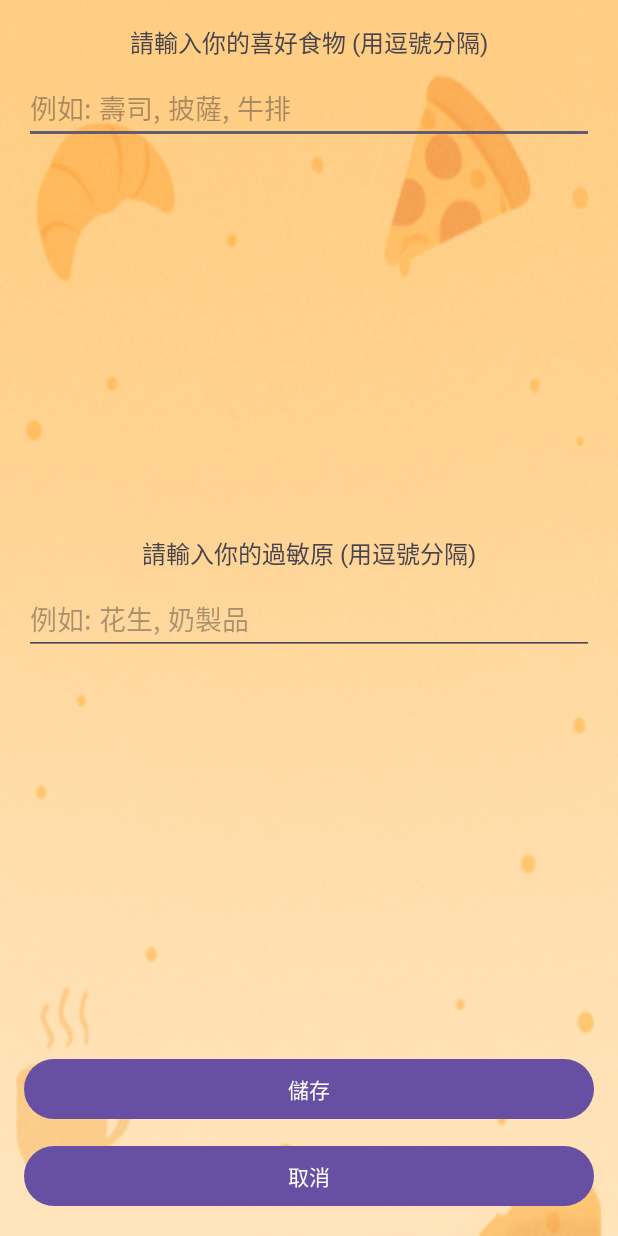
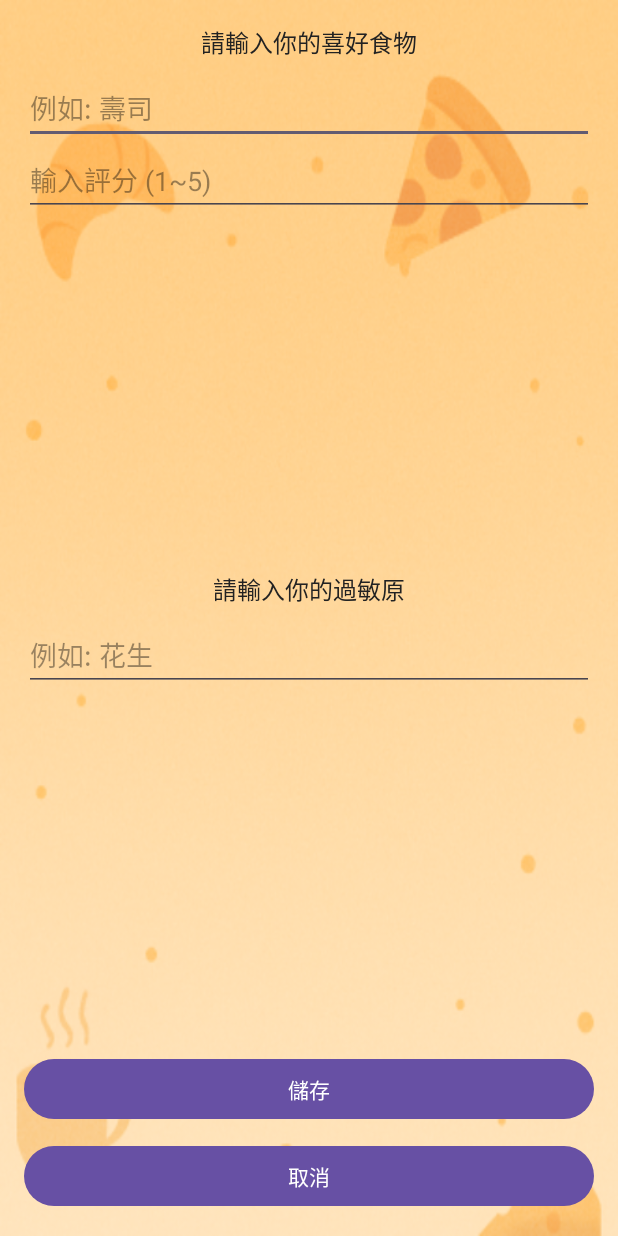
Before and after one commit to rich921222/android-dev, an Android app: the EditPreferencesActivity screen opened directly, with no data from a screen before it, on a phone screen of 412 x 824 dp. Run offline under Robolectric (Android 15) with nearby library versions, the light colour scheme and no system bars; our stand-ins replace Firebase (no records; nobody signed in at launch, a user with empty details on screens opened directly).

Commit message:
新增公用推薦

```diff
--- a/app/src/main/java/com/example/dinner_app/FoodAdapter.kt
+++ b/app/src/main/java/com/example/dinner_app/FoodAdapter.kt
@@ -31,6 +31,9 @@ class FoodAdapter(
         val foodItem = foodList[position]
         holder.foodTextView.text = foodItem
 
+        // 🔧 只有在 foodList 不為空時才顯示刪除按鈕
+        holder.deleteButton.visibility = if (foodList.isNotEmpty()) View.VISIBLE else View.GONE
+
         // 按下刪除按鈕後，從 Firebase 和本地刪除
         holder.deleteButton.setOnClickListener {
             onDeleteClick(foodItem)
--- a/app/src/main/res/layout/activity_edit_preferences.xml
+++ b/app/src/main/res/layout/activity_edit_preferences.xml
@@ -9,15 +9,25 @@
     <TextView
         android:layout_width="wrap_content"
         android:layout_height="wrap_content"
-        android:text="請輸入你的喜好食物 (用逗號分隔)"
+        android:text="請輸入你的喜好食物"
         android:textSize="16sp"
         android:layout_marginBottom="8dp" />
 
     <EditText
         android:id="@+id/foodEditText"
+        style="@style/AppEditText"
         android:layout_width="match_parent"
         android:layout_height="wrap_content"
-        android:hint="例如: 壽司, 披薩, 牛排" />
+        android:hint="例如: 壽司" />
+
+    <EditText
+        android:id="@+id/foodRatingEditText"
+        style="@style/AppEditText"
+        android:layout_width="match_parent"
+        android:layout_height="wrap_content"
+        android:hint="輸入評分 (1~5)"
+        android:inputType="number"
+        android:maxLength="1" />
 
     <!-- 讓 RecyclerView 在 NestedScrollView 內滾動 -->
     <androidx.core.widget.NestedScrollView
@@ -38,16 +48,17 @@
     <TextView
         android:layout_width="wrap_content"
         android:layout_height="wrap_content"
-        android:text="請輸入你的過敏原 (用逗號分隔)"
+        android:text="請輸入你的過敏原"
         android:textSize="16sp"
         android:layout_marginTop="16dp"
         android:layout_marginBottom="8dp" />
 
     <EditText
         android:id="@+id/allergiesEditText"
+        style="@style/AppEditText"
         android:layout_width="match_parent"
         android:layout_height="wrap_content"
-        android:hint="例如: 花生, 奶製品" />
+        android:hint="例如: 花生" />
 
     <!-- 讓 RecyclerView 在 NestedScrollView 內滾動 -->
     <androidx.core.widget.NestedScrollView
--- a/app/src/main/res/layout/activity_login.xml
+++ b/app/src/main/res/layout/activity_login.xml
@@ -21,6 +21,7 @@
 
     <EditText
         android:id="@+id/emailEditText"
+        style="@style/AppEditText"
         android:layout_width="match_parent"
         android:layout_height="wrap_content"
         android:hint="Email"
@@ -29,6 +30,7 @@
 
     <EditText
         android:id="@+id/passwordEditText"
+        style="@style/AppEditText"
         android:layout_width="match_parent"
         android:layout_height="wrap_content"
         android:hint="Password"
--- a/app/src/main/res/layout/activity_main.xml
+++ b/app/src/main/res/layout/activity_main.xml
@@ -56,5 +56,7 @@
         android:layout_height="match_parent"
         android:layout_gravity="start"
         android:background="@drawable/navigation_view_background"
+        app:itemTextColor="@color/nav_text_color"
+        app:itemIconTint="@color/nav_icon_color"
         app:menu="@menu/drawer_menu" />
 </androidx.drawerlayout.widget.DrawerLayout>
--- a/app/src/main/res/layout/activity_partner.xml
+++ b/app/src/main/res/layout/activity_partner.xml
@@ -9,6 +9,7 @@
 
     <EditText
         android:id="@+id/inputEmail"
+        style="@style/AppEditText"
         android:layout_width="match_parent"
         android:layout_height="wrap_content"
         android:hint="請輸入同行者 Email" />
--- a/app/src/main/res/layout/activity_recommend.xml
+++ b/app/src/main/res/layout/activity_recommend.xml
@@ -56,6 +56,12 @@
         android:enabled="false" />
 
     <Button
+        android:id="@+id/publicRecommendButton"
+        android:layout_width="wrap_content"
+        android:layout_height="wrap_content"
+        android:text="公共推薦" />
+
+    <Button
         android:id="@+id/backToMainButton"
         android:layout_width="wrap_content"
         android:layout_height="wrap_content"
--- a/app/src/main/res/layout/activity_sign_up.xml
+++ b/app/src/main/res/layout/activity_sign_up.xml
@@ -8,6 +8,7 @@
 
     <EditText
         android:id="@+id/emailEditText"
+        style="@style/AppEditText"
         android:layout_width="match_parent"
         android:layout_height="wrap_content"
         android:hint="Email"
@@ -15,6 +16,7 @@
 
     <EditText
         android:id="@+id/passwordEditText"
+        style="@style/AppEditText"
         android:layout_width="match_parent"
         android:layout_height="wrap_content"
         android:hint="Password"
@@ -22,6 +24,7 @@
     <!-- Food Preferences Input -->
     <EditText
         android:id="@+id/foodEditText"
+        style="@style/AppEditText"
         android:layout_width="match_parent"
         android:layout_height="wrap_content"
         android:hint="Food Preferences (comma separated)"
@@ -30,6 +33,7 @@
     <!-- Allergies Input -->
     <EditText
         android:id="@+id/allergiesEditText"
+        style="@style/AppEditText"
         android:layout_width="match_parent"
         android:layout_height="wrap_content"
         android:hint="Allergies (comma separated)"
--- a/app/src/main/res/values-night/themes.xml
+++ b/app/src/main/res/values-night/themes.xml
@@ -3,5 +3,7 @@
     <style name="Base.Theme.Dinner_app" parent="Theme.Material3.DayNight.NoActionBar">
         <!-- Customize your dark theme here. -->
         <!-- <item name="colorPrimary">@color/my_dark_primary</item> -->
+        <item name="android:textColor">#222222</item> <!-- 主文字顏色 -->
+        <item name="android:textColorHint">#66000000</item> <!-- 提示文字顏色 -->
     </style>
 </resources>
--- a/app/src/main/res/values/colors.xml
+++ b/app/src/main/res/values/colors.xml
@@ -2,4 +2,6 @@
 <resources>
     <color name="black">#FF000000</color>
     <color name="white">#FFFFFFFF</color>
+    <color name="nav_text_color">#222222</color>  <!-- 深灰，適合亮背景 -->
+    <color name="nav_icon_color">#222222</color>  <!-- 和文字一樣深 -->
 </resources>
--- a/app/src/main/res/values/styles.xml
+++ b/app/src/main/res/values/styles.xml
@@ -6,4 +6,9 @@
         <!-- 50% 代表將所有角落裁成圓形 -->
         <item name="cornerSize">50%</item>
     </style>
+
+    <style name="AppEditText">
+        <item name="android:textColor">#222222</item>
+        <item name="android:textColorHint">#66000000</item>
+    </style>
 </resources>
--- a/app/src/main/res/values/themes.xml
+++ b/app/src/main/res/values/themes.xml
@@ -3,6 +3,8 @@
     <style name="Base.Theme.Dinner_app" parent="Theme.Material3.DayNight.NoActionBar">
         <!-- Customize your light theme here. -->
         <!-- <item name="colorPrimary">@color/my_light_primary</item> -->
+        <item name="android:textColor">#222222</item> <!-- 主文字顏色 -->
+        <item name="android:textColorHint">#66000000</item> <!-- 提示文字顏色 -->
     </style>
 
     <style name="Theme.Dinner_app" parent="Base.Theme.Dinner_app" />
```
Also changed, not shown: app/src/main/java/com/example/dinner_app/EditPreferencesActivity.kt (+61 -48 lines), app/src/main/java/com/example/dinner_app/RecommendActivity.kt (+33 -0 lines).
